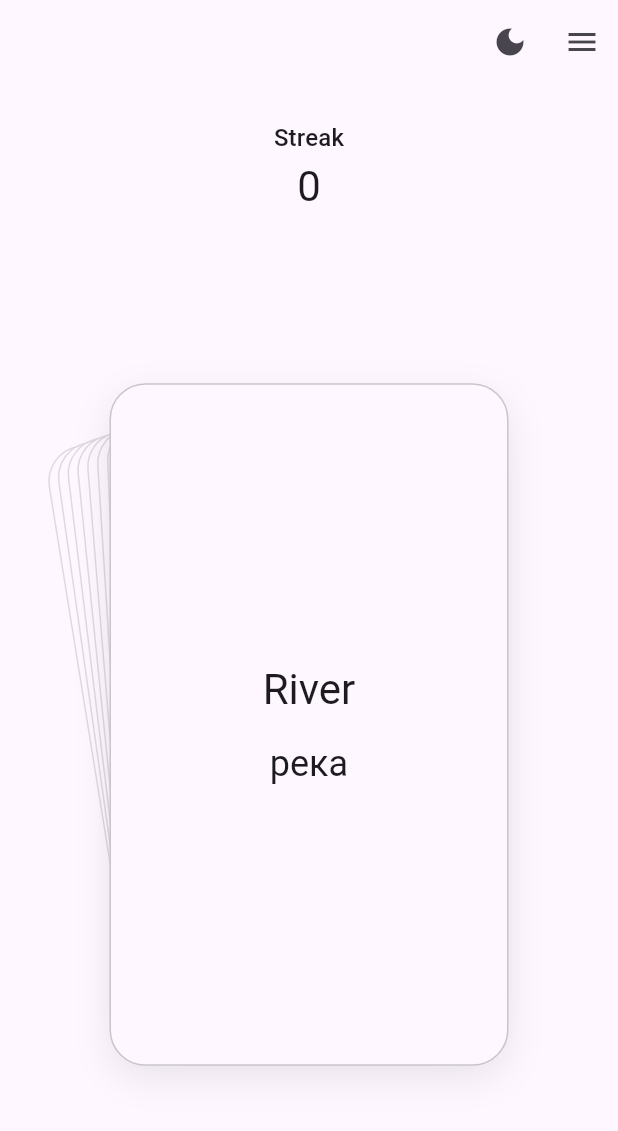
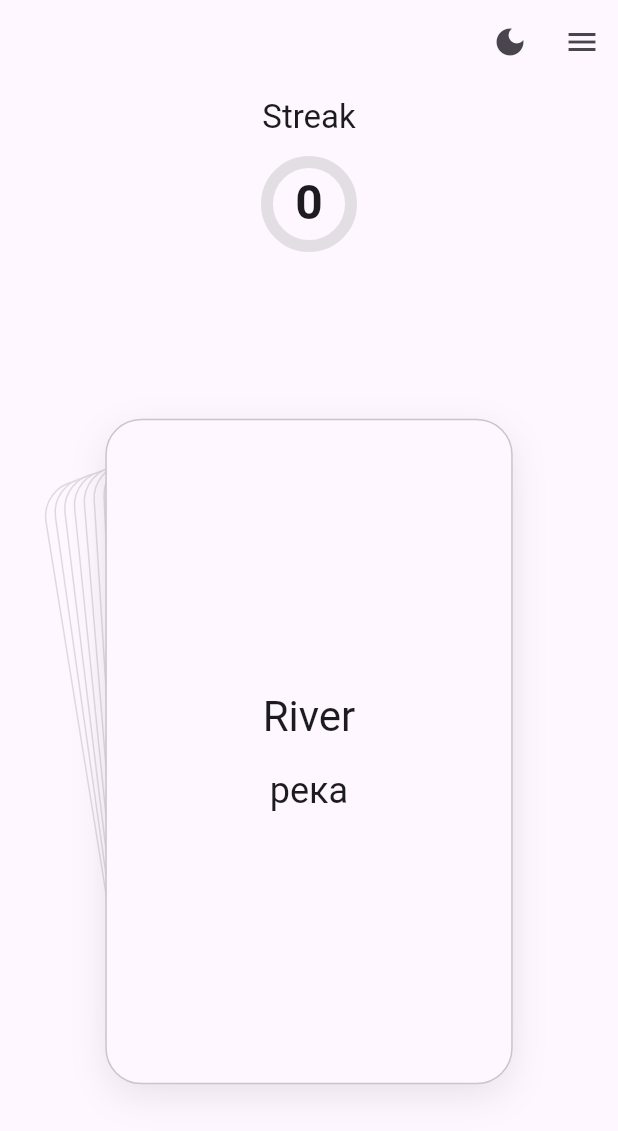
Before and after one commit to nikolay-potehin/cards-test-task, a Flutter app: the screen it shows after launch, on a phone screen of 412 x 824 dp. Shown: the top 1131 px of the screen. Run offline on Flutter 3.47's test engine with Material 3 defaults, Android fonts, the phone set to English and light mode, and no system bars; our stand-ins replace confetti, equatable, flutter_bloc.

Commit message:
feat(streak): adds animated ring around streak widget

```diff
--- a/lib/features/cards/widgets/cards_view.dart
+++ b/lib/features/cards/widgets/cards_view.dart
@@ -109,20 +109,48 @@ class _CardsViewState extends State<CardsView> {
         final nextCard = state.nextCard;
         final leftDepthCount = _leftDepthCount(state);
         final maxLeftDepthCount = _maxLeftDepthCount(state);
-        final streakStyle = (Theme.of(context).textTheme.headlineMedium ?? const TextStyle()).copyWith(
-          color: _isStreakHighlighted ? Colors.orange : Theme.of(context).colorScheme.onSurface,
+        final streakStyle = (Theme.of(context).textTheme.headlineLarge ?? const TextStyle(fontSize: 54)).copyWith(
+          fontWeight: FontWeight.w700,
+          color: _isStreakHighlighted
+              ? Theme.of(context).colorScheme.onSecondaryContainer
+              : Theme.of(context).colorScheme.onSurface,
         );
 
         return Stack(
           children: [
             Padding(
-              padding: const EdgeInsets.all(16),
+              padding: const EdgeInsets.symmetric(horizontal: 12, vertical: 6),
               child: Column(
                 children: [
-                  const SizedBox(height: 8),
-                  Text('Streak', style: Theme.of(context).textTheme.titleMedium),
                   const SizedBox(height: 2),
-                  AnimatedDefaultTextStyle(
+                  Text('Streak', style: Theme.of(context).textTheme.titleLarge),
+                  const SizedBox(height: 4),
+                  SizedBox.square(
+                    dimension: 80,
+                    child: Stack(
+                      alignment: Alignment.center,
+                      children: [
+                        TweenAnimationBuilder<double>(
+                          tween: Tween(end: (state.streak / 10).clamp(0.0, 1.0)),
+                          duration: const Duration(milliseconds: 300),
+                          curve: Curves.easeOutCubic,
+                          builder: (_, progress, _) {
+                            return Transform.flip(
+                              flipX: true,
+                              child: CircularProgressIndicator(
+                                value: progress,
+                                strokeCap: StrokeCap.round,
+                                strokeWidth: 8,
+                                backgroundColor: Colors.grey.withValues(alpha: 0.28),
+                                constraints: BoxConstraints.tight(Size.square(56)),
+                                valueColor: const AlwaysStoppedAnimation<Color>(Colors.green),
+                              ),
+                            );
+                          },
+                        ),
+                        Padding(
+                          padding: const EdgeInsets.fromLTRB(18, 18, 18, 20),
+                          child: AnimatedDefaultTextStyle(
                             duration: const Duration(milliseconds: 180),
                             curve: Curves.easeOut,
                             style: streakStyle,
@@ -137,7 +165,11 @@ class _CardsViewState extends State<CardsView> {
                               ),
                             ),
                           ),
-                  const SizedBox(height: 16),
+                        ),
+                      ],
+                    ),
+                  ),
+                  const SizedBox(height: 8),
                   Expanded(
                     child: LayoutBuilder(
                       builder: (context, constraints) {
--- a/lib/main.dart
+++ b/lib/main.dart
@@ -21,6 +21,7 @@ class MainApp extends StatelessWidget {
       theme: ThemeData.light(),
       darkTheme: ThemeData.dark(),
       themeMode: controller.themeMode,
+      debugShowCheckedModeBanner: false,
       builder: (context, child) => InheritedDependencies(dependencies: deps, child: child!),
       home: const HomeScreen(),
     );
```
Also changed, not shown: 1 other file. Lines whose indentation alone changed are shown as unchanged.
